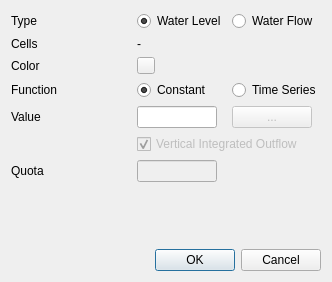
Above: src/ui/boundary_condition_dialog.ui from IPH-ECO/iph-eco-gui before the change. Below: the same form after it.
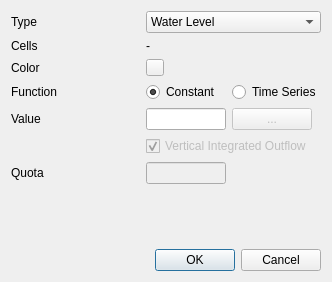
That is the form after the change.

Commit message: Fixing switch between Water Flow and Level in boundary condition dialog

Diff of the .ui file:
```diff
--- a/src/ui/boundary_condition_dialog.ui
+++ b/src/ui/boundary_condition_dialog.ui
@@ -138,16 +138,6 @@
      </property>
     </widget>
    </item>
-   <item row="0" column="2">
-    <widget class="QRadioButton" name="rdoWaterFlow">
-     <property name="text">
-      <string>Water Flow</string>
-     </property>
-     <attribute name="buttonGroup">
-      <string notr="true">buttonGroup</string>
-     </attribute>
-    </widget>
-   </item>
    <item row="3" column="2">
     <widget class="QRadioButton" name="rdoTimeSeries">
      <property name="text">
@@ -174,19 +164,6 @@
      </property>
     </widget>
    </item>
-   <item row="0" column="1">
-    <widget class="QRadioButton" name="rdoWaterLevel">
-     <property name="text">
-      <string>Water Level</string>
-     </property>
-     <property name="checked">
-      <bool>true</bool>
-     </property>
-     <attribute name="buttonGroup">
-      <string notr="true">buttonGroup</string>
-     </attribute>
-    </widget>
-   </item>
    <item row="3" column="0">
     <widget class="QLabel" name="label_6">
      <property name="text">
@@ -227,6 +204,23 @@
      </property>
     </widget>
    </item>
+   <item row="0" column="1" colspan="2">
+    <widget class="QComboBox" name="cbxType">
+     <property name="currentIndex">
+      <number>0</number>
+     </property>
+     <item>
+      <property name="text">
+       <string>Water Level</string>
+      </property>
+     </item>
+     <item>
+      <property name="text">
+       <string>Water Flow</string>
+      </property>
+     </item>
+    </widget>
+   </item>
   </layout>
  </widget>
  <resources>
```
Left out of the diff: 50 changed lines with no effect on the pictures. The commit also changes 7 other files.
